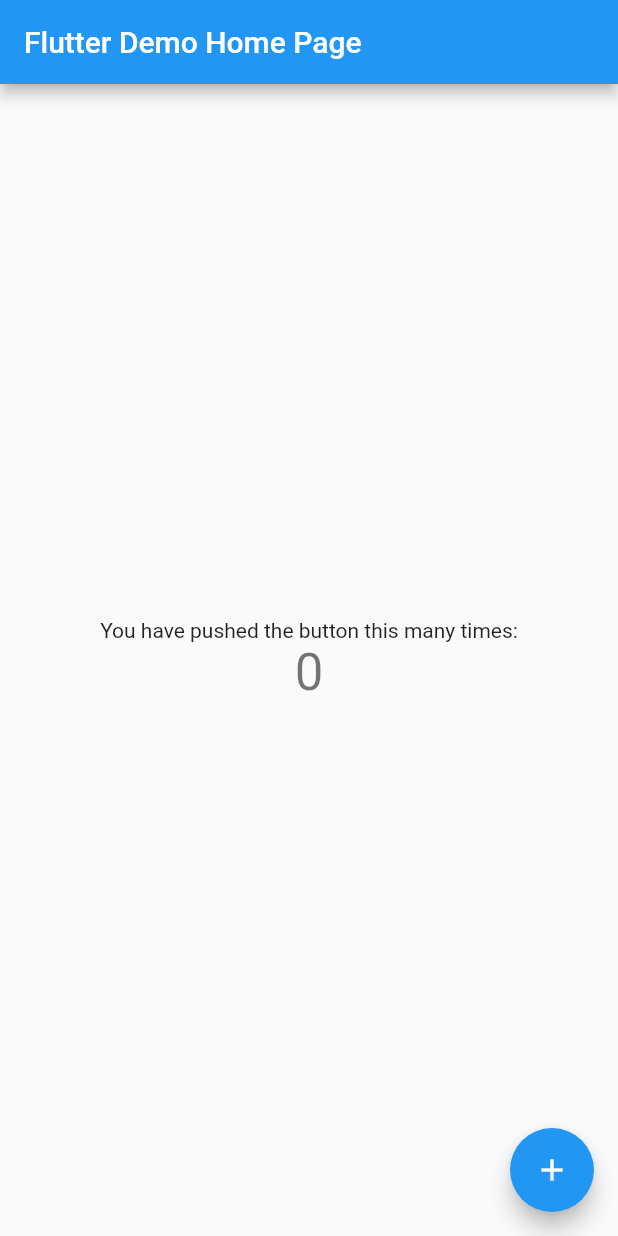
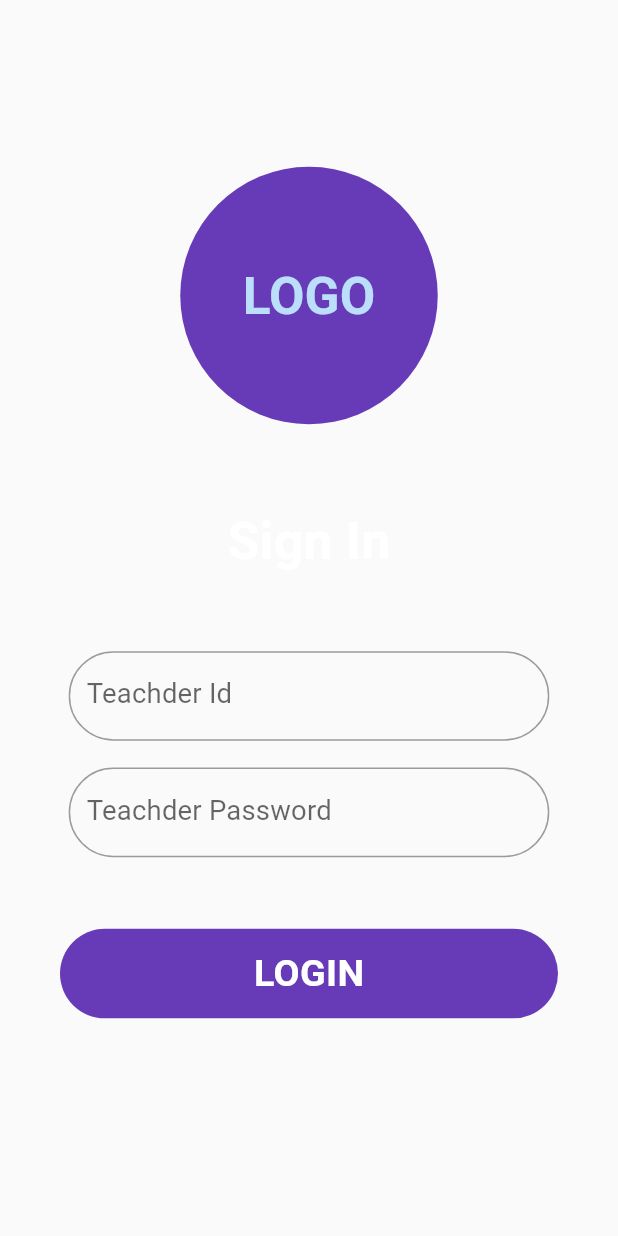
Before and after one commit to thohid44/ims_teacher, a Flutter app: the screen it shows after launch, on a phone screen of 412 x 824 dp. Run offline on Flutter 3.47's test engine with Material 2 defaults, Android fonts, the phone set to English and light mode, and no system bars; our stand-ins replace flutter_screenutil.

Commit message:
14-12-2022

```diff
--- a/lib/main.dart
+++ b/lib/main.dart
@@ -1,5 +1,6 @@
 import 'package:flutter/material.dart';
-
+import 'package:imsteacher/pages/login/login_page.dart';
+import 'package:flutter_screenutil/flutter_screenutil.dart';
 void main() {
   runApp(const MyApp());
 }
@@ -10,106 +11,23 @@ class MyApp extends StatelessWidget {
   // This widget is the root of your application.
   @override
   Widget build(BuildContext context) {
-    return MaterialApp(
-      title: 'Flutter Demo',
-      theme: ThemeData(
-        // This is the theme of your application.
-        //
-        // Try running your application with "flutter run". You'll see the
-        // application has a blue toolbar. Then, without quitting the app, try
-        // changing the primarySwatch below to Colors.green and then invoke
-        // "hot reload" (press "r" in the console where you ran "flutter run",
-        // or simply save your changes to "hot reload" in a Flutter IDE).
-        // Notice that the counter didn't reset back to zero; the application
-        // is not restarted.
-        primarySwatch: Colors.blue,
-      ),
-      home: const MyHomePage(title: 'Flutter Demo Home Page'),
+    return ScreenUtilInit(
+      designSize: const Size(360, 690),
+      minTextAdapt: true,
+      splitScreenMode: true,
+      builder: (context , child) {
+        return MaterialApp(
+          debugShowCheckedModeBanner: false,
+          title: 'First Method',
+          // You can use the library anywhere in the app even in theme
+          theme: ThemeData(
+            primarySwatch: Colors.blue,
+            textTheme: Typography.englishLike2018.apply(fontSizeFactor: 1.sp),
+          ),
+          home: child,
+        );
+      },
+      child: const LoginPage(),
     );
   }
 }
-
-class MyHomePage extends StatefulWidget {
-  const MyHomePage({super.key, required this.title});
-
-  // This widget is the home page of your application. It is stateful, meaning
-  // that it has a State object (defined below) that contains fields that affect
-  // how it looks.
-
-  // This class is the configuration for the state. It holds the values (in this
-  // case the title) provided by the parent (in this case the App widget) and
-  // used by the build method of the State. Fields in a Widget subclass are
-  // always marked "final".
-
-  final String title;
-
-  @override
-  State<MyHomePage> createState() => _MyHomePageState();
-}
-
-class _MyHomePageState extends State<MyHomePage> {
-  int _counter = 0;
-
-  void _incrementCounter() {
-    setState(() {
-      // This call to setState tells the Flutter framework that something has
-      // changed in this State, which causes it to rerun the build method below
-      // so that the display can reflect the updated values. If we changed
-      // _counter without calling setState(), then the build method would not be
-      // called again, and so nothing would appear to happen.
-      _counter++;
-    });
-  }
-
-  @override
-  Widget build(BuildContext context) {
-    // This method is rerun every time setState is called, for instance as done
-    // by the _incrementCounter method above.
-    //
-    // The Flutter framework has been optimized to make rerunning build methods
-    // fast, so that you can just rebuild anything that needs updating rather
-    // than having to individually change instances of widgets.
-    return Scaffold(
-      appBar: AppBar(
-        // Here we take the value from the MyHomePage object that was created by
-        // the App.build method, and use it to set our appbar title.
-        title: Text(widget.title),
-      ),
-      body: Center(
-        // Center is a layout widget. It takes a single child and positions it
-        // in the middle of the parent.
-        child: Column(
-          // Column is also a layout widget. It takes a list of children and
-          // arranges them vertically. By default, it sizes itself to fit its
-          // children horizontally, and tries to be as tall as its parent.
-          //
-          // Invoke "debug painting" (press "p" in the console, choose the
-          // "Toggle Debug Paint" action from the Flutter Inspector in Android
-          // Studio, or the "Toggle Debug Paint" command in Visual Studio Code)
-          // to see the wireframe for each widget.
-          //
-          // Column has various properties to control how it sizes itself and
-          // how it positions its children. Here we use mainAxisAlignment to
-          // center the children vertically; the main axis here is the vertical
-          // axis because Columns are vertical (the cross axis would be
-          // horizontal).
-          mainAxisAlignment: MainAxisAlignment.center,
-          children: <Widget>[
-            const Text(
-              'You have pushed the button this many times:',
-            ),
-            Text(
-              '$_counter',
-              style: Theme.of(context).textTheme.headline4,
-            ),
-          ],
-        ),
-      ),
-      floatingActionButton: FloatingActionButton(
-        onPressed: _incrementCounter,
-        tooltip: 'Increment',
-        child: const Icon(Icons.add),
-      ), // This trailing comma makes auto-formatting nicer for build methods.
-    );
-  }
-}
--- /dev/null
+++ b/lib/pages/login/login_page.dart
@@ -0,0 +1,98 @@
+import 'package:flutter/material.dart';
+import 'package:flutter/src/widgets/container.dart';
+import 'package:flutter/src/widgets/framework.dart';
+import 'package:flutter_screenutil/flutter_screenutil.dart';
+import 'package:imsteacher/Utils/Constrans/color.dart';
+import 'package:imsteacher/pages/Home/home_page.dart';
+
+class LoginPage extends StatefulWidget {
+  const LoginPage({super.key});
+
+  @override
+  State<LoginPage> createState() => _LoginPageState();
+}
+
+class _LoginPageState extends State<LoginPage> {
+  @override
+  Widget build(BuildContext context) {
+     return SafeArea(
+      child: Scaffold(
+        body: ListView(
+          children: [
+            SizedBox(height: 90.h,),
+            Center(
+              child: Container(
+
+                height: 150.h,
+                width: 150.w,
+
+                child: CircleAvatar(
+                 backgroundColor: primaryColor,
+                  child: Text("LOGO",style: TextStyle(fontSize: 30.sp,fontWeight: FontWeight.bold, fontFamily: 'Roboto'),),
+                ),
+              ),
+            ),
+            SizedBox(height: 45.h,),
+            Center(
+              child: Container(child: Text("Sign In",
+              style: TextStyle(fontSize: 30.sp,fontWeight: FontWeight.bold, fontFamily: 'Roboto'),
+              ),),
+            ),
+            SizedBox(height: 45.h,),
+            Container(
+              height: 50.h,
+              padding: EdgeInsets.symmetric(horizontal: 40.w),
+              child: TextField(
+
+                decoration: InputDecoration(
+                  labelText: "Teachder Id",
+                 border: OutlineInputBorder(
+                  borderRadius: BorderRadius.circular(30.r)
+                 )
+                ),
+              ),
+            ),
+ SizedBox(height: 15.h,),
+            Container(
+              height: 50.h,
+              padding: EdgeInsets.symmetric(horizontal: 40.w),
+              child: TextField(
+                decoration: InputDecoration(
+                   labelText: "Teachder Password",
+                 border: OutlineInputBorder(
+                  borderRadius: BorderRadius.circular(30.r)
+                 )
+                ),
+              ),
+            ),
+ SizedBox(height: 40.h,),
+            InkWell(
+              onTap: (() {
+              Navigator.push(context, MaterialPageRoute(builder: (context)=>HomePage()));
+              }),
+              child: Container(
+
+                alignment: Alignment.center,
+                margin: EdgeInsets.symmetric(horizontal: 40),
+                height: 50.h,
+
+                decoration: BoxDecoration(
+                  color: primaryColor,
+
+                  borderRadius: BorderRadius.circular(30.r)
+                ),
+                child:  Text("LOGIN",
+              style: TextStyle(fontSize: 22.sp, color: Colors.white,
+              fontWeight: FontWeight.bold,
+              fontFamily: 'Roboto'),
+              ),
+              ),
+            ),
+
+            SizedBox(height: 15.h,)
+          ],
+        ),
+      ),
+    );
+  }
+}
--- a/pubspec.yaml
+++ b/pubspec.yaml
@@ -36,6 +36,7 @@ dependencies:
   # The following adds the Cupertino Icons font to your application.
   # Use with the CupertinoIcons class for iOS style icons.
   cupertino_icons: ^1.0.2
+  flutter_screenutil: ^5.6.0
 
 dev_dependencies:
   flutter_test:
```
Also changed, not shown: lib/Utils/Constrans/color.dart (added, +20 -0 lines), lib/pages/Dairy/view/dairy_page.dart (added, +76 -0 lines), lib/pages/Home/home_page.dart (added, +113 -0 lines), lib/pages/daily Attendence/daily_attendance_page.dart (added, +47 -0 lines), lib/widgets/custom_appbar.dart (added, +17 -0 lines), lib/widgets/custom_text_widget.dart (added, +10 -0 lines), pubspec.lock.
